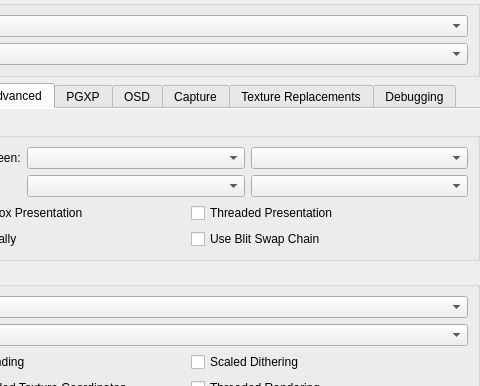
First picture: the form in src/duckstation-qt/graphicssettingswidget.ui, repository kofxi3584karlayang/duckstation, before the edit; both pictures show x 104 to 584 and y 0 to 386 of the 584 by 477 pixel window.
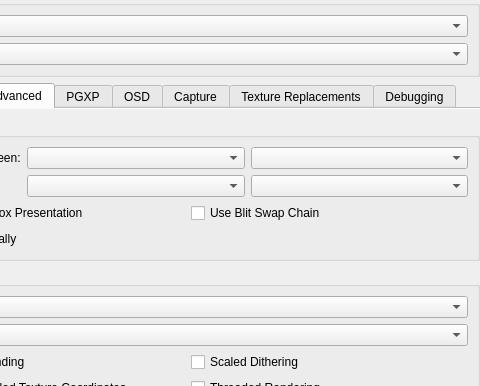
Second picture: the form after the edit. The open tabs and pages were chosen to show the change.

Commit message:
GPUDevice: Purge threaded presentation
Worse frame pacing, and GPU thread (when I finish it) will give
significantly faster performance on mobile anyway.

The edit to the form file:
```diff
--- a/src/duckstation-qt/graphicssettingswidget.ui
+++ b/src/duckstation-qt/graphicssettingswidget.ui
@@ -341,20 +341,6 @@
               </property>
              </widget>
             </item>
-            <item row="0" column="1">
-             <widget class="QCheckBox" name="threadedPresentation">
-              <property name="text">
-               <string>Threaded Presentation</string>
-              </property>
-             </widget>
-            </item>
-            <item row="1" column="1">
-             <widget class="QCheckBox" name="blitSwapChain">
-              <property name="text">
-               <string>Use Blit Swap Chain</string>
-              </property>
-             </widget>
-            </item>
             <item row="1" column="0">
              <widget class="QCheckBox" name="stretchDisplayVertically">
               <property name="text">
@@ -362,6 +348,13 @@
               </property>
              </widget>
             </item>
+            <item row="0" column="1">
+             <widget class="QCheckBox" name="blitSwapChain">
+              <property name="text">
+               <string>Use Blit Swap Chain</string>
+              </property>
+             </widget>
+            </item>
            </layout>
           </item>
           <item row="1" column="1">
```
The commit also changes 19 other files.
